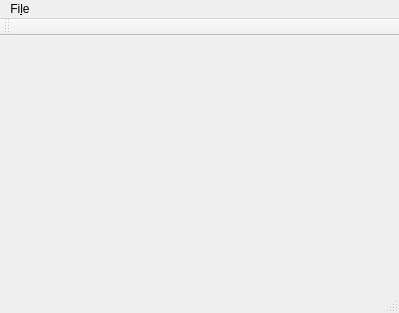
Before: the Qt Designer form mainwindow.ui in white777777/qt_custom_plot_test, drawn with Qt 5.
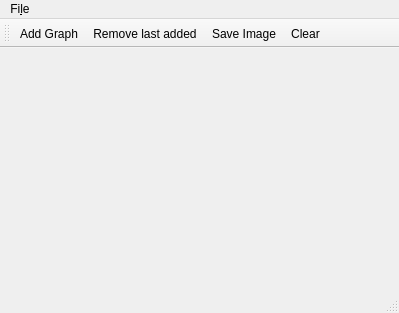
After: the same form once the commit is applied.

Commit message: + save img, remove last, clear features to main windows + drawing big images by small portions ! file reading errors + last opened folder storing

The edit to the form file:
```diff
--- a/mainwindow.ui
+++ b/mainwindow.ui
@@ -45,11 +45,30 @@
    <attribute name="toolBarBreak">
     <bool>false</bool>
    </attribute>
+   <addaction name="actionAdd_Graph"/>
+   <addaction name="actionRemove_last_added"/>
+   <addaction name="actionSave_Image"/>
+   <addaction name="actionClear"/>
   </widget>
   <widget class="QStatusBar" name="statusBar"/>
   <action name="actionAdd_Graph">
    <property name="text">
-    <string>Add Graph</string>
+    <string>&amp;Add Graph</string>
+   </property>
+  </action>
+  <action name="actionClear">
+   <property name="text">
+    <string>&amp;Clear</string>
+   </property>
+  </action>
+  <action name="actionSave_Image">
+   <property name="text">
+    <string>&amp;Save Image</string>
+   </property>
+  </action>
+  <action name="actionRemove_last_added">
+   <property name="text">
+    <string>Remove last added</string>
    </property>
   </action>
  </widget>
```
Left out of the diff: 3 changed lines with no effect on the pictures. The commit also changes 10 other files.
